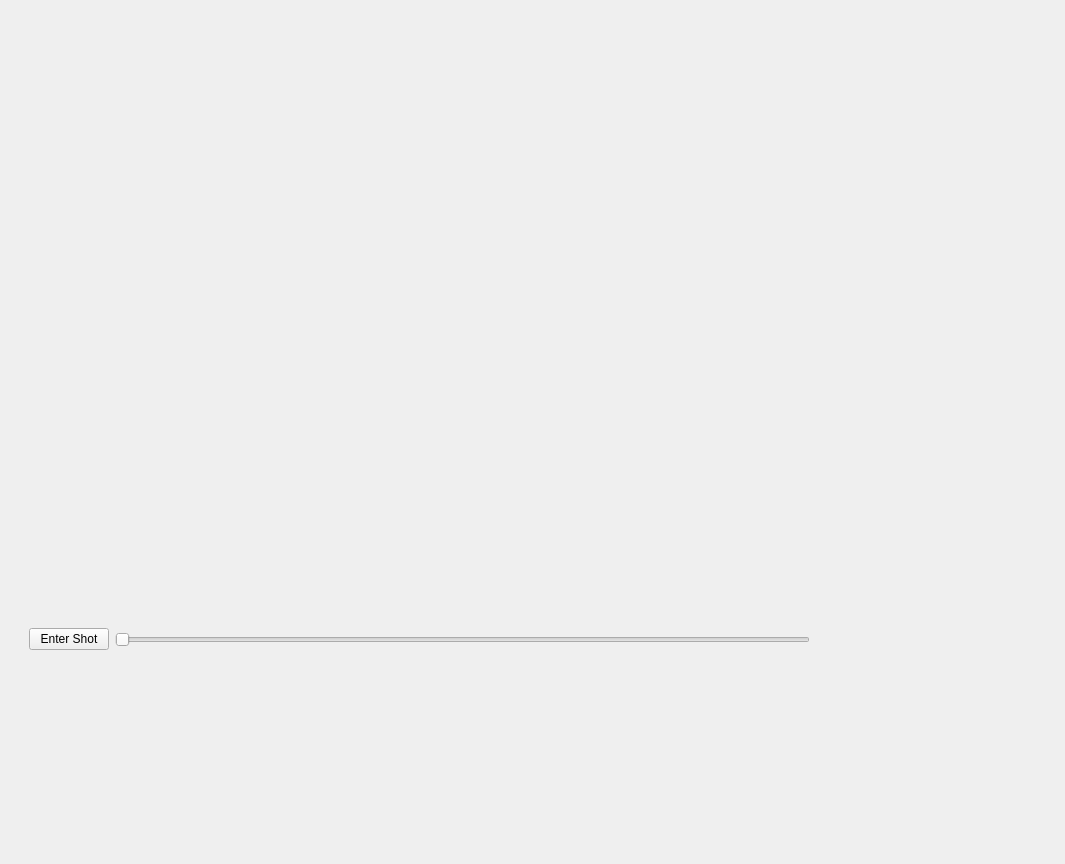
First picture: the form in frontend/ShotModePage.ui, repository YCP-Rev-Metrix/BallSpinner-Controller-v2, before the edit.
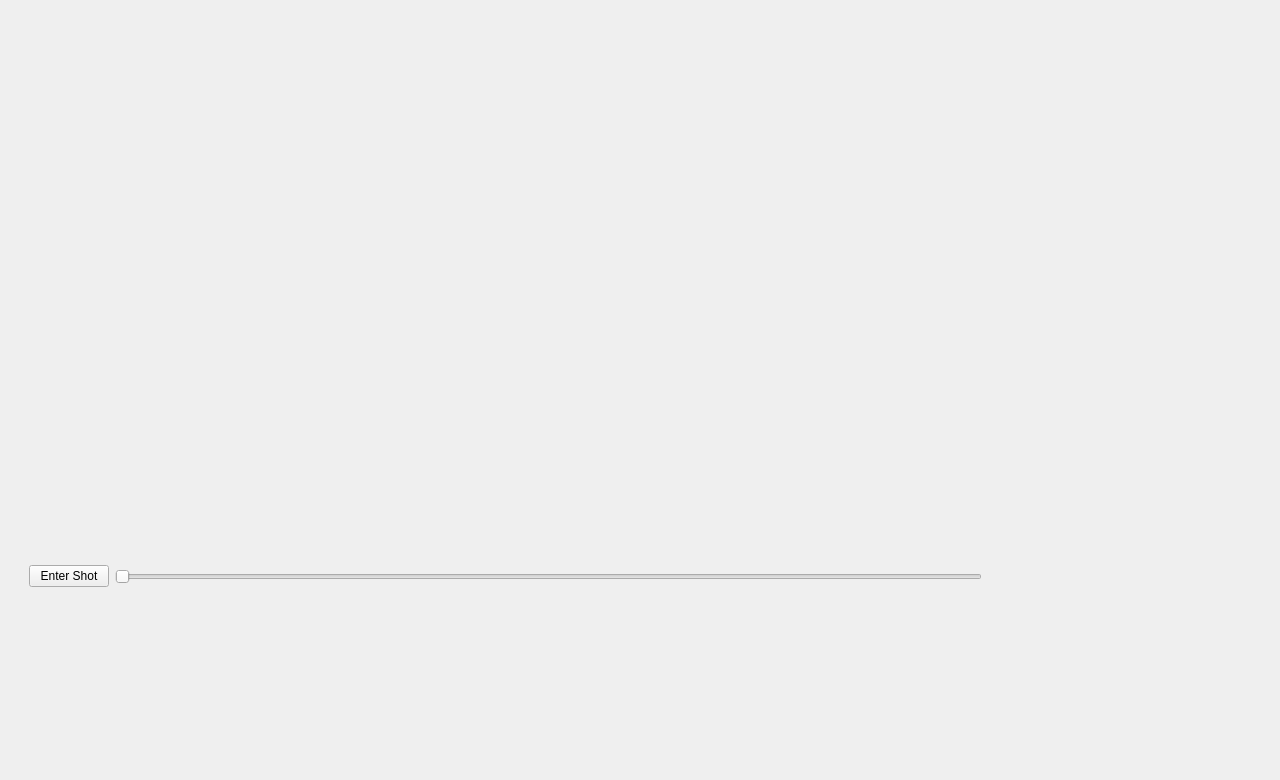
Second picture: the form after the edit. Custom widgets are drawn as their Qt base class.

What changed in the file:
```diff
--- a/frontend/ShotModePage.ui
+++ b/frontend/ShotModePage.ui
@@ -6,8 +6,8 @@
    <rect>
     <x>0</x>
     <y>0</y>
-    <width>1065</width>
-    <height>864</height>
+    <width>1280</width>
+    <height>780</height>
    </rect>
   </property>
   <property name="windowTitle">
@@ -29,13 +29,12 @@
          <item>
           <widget class="InputGraph" name="grphInputRpm" native="true"/>
          </item>
-         <item>
-          <widget class="InputGraph" name="grphInputAngle" native="true">
-          </widget>
-         </item>
          <item>
           <widget class="InputGraph" name="grphInputTilt" native="true"/>
          </item>
+         <item>
+          <widget class="InputGraph" name="grphInputAngle" native="true"/>
+         </item>
         </layout>
        </widget>
       </item>
```
